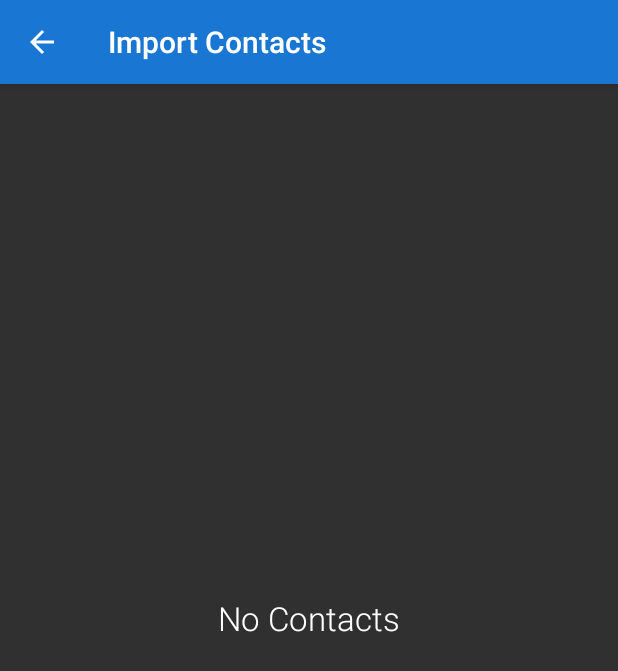
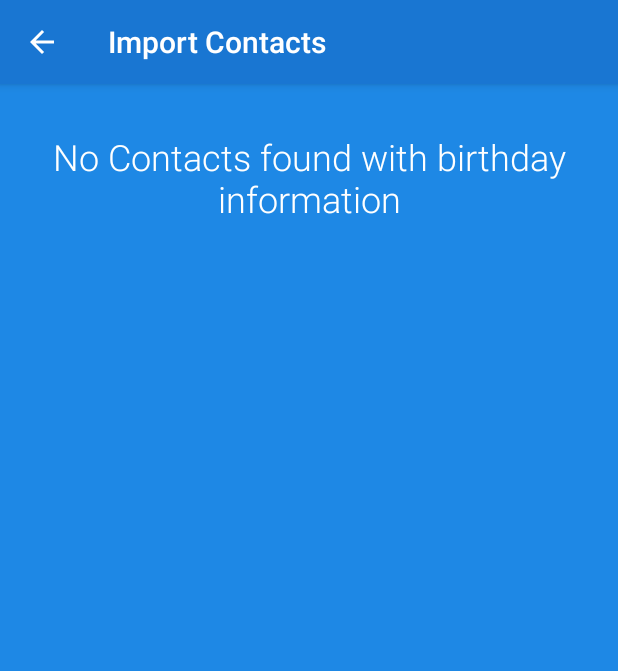
Before and after one commit to Julesssss/BirthdayReminder, an Android app: the ImportContactsActivity screen opened directly, with no data from a screen before it, on a phone screen of 412 x 824 dp. Shown: the top 671 px of the screen. Run offline under Robolectric (Android 15) with nearby library versions, the light colour scheme and no system bars; our stand-ins replace EventBus.

Commit message:
Added ContactFragment & Adapter .Refactored ViewHolder.

```diff
--- a/app/build.gradle
+++ b/app/build.gradle
@@ -6,7 +6,7 @@ android {
     buildToolsVersion "22.0.1"
 
     defaultConfig {
-        applicationId "website.julianrosser.birthdays"
+        applicationId "website.julianrosser.birthdays.dev"
         minSdkVersion 11
         targetSdkVersion 23
         versionCode 230
@@ -37,4 +37,5 @@ dependencies {
     compile 'com.android.support:design:23.1.1'
     compile 'com.google.android.gms:play-services-appindexing:8.3.0'
     compile 'com.google.android.gms:play-services-analytics:8.3.0'
+    compile 'org.greenrobot:eventbus:3.0.0'
 }
--- a/app/src/main/java/website/julianrosser/birthdays/ContactAdapter.java
+++ b/app/src/main/java/website/julianrosser/birthdays/ContactAdapter.java
@@ -20,11 +20,11 @@ public class ContactAdapter
 
     ArrayList<Contact> allContacts;
 
-    public ContactAdapter(ArrayList<Contact> contacts) {
-        allContacts = contacts;
-        if (allContacts == null) {
+    public ContactAdapter() {
+//        allContacts = contacts;
+//        if (allContacts == null) {
             allContacts = new ArrayList<>();
-        }
+//        }
     }
 
     @Override
@@ -62,11 +62,12 @@ public class ContactAdapter
 
     @Override
     public int getItemCount() {
-        return MainActivity.birthdaysList.size();
+        return allContacts.size();
     }
 
     public void setData(ArrayList<Contact> contactsList) {
         allContacts = contactsList;
+        notifyDataSetChanged();
     }
 
     /**
--- /dev/null
+++ b/app/src/main/java/website/julianrosser/birthdays/ImportContactFragment.java
@@ -0,0 +1,178 @@
+package website.julianrosser.birthdays;
+
+
+import android.content.ContentResolver;
+import android.database.Cursor;
+import android.os.AsyncTask;
+import android.os.Build;
+import android.os.Bundle;
+import android.provider.ContactsContract;
+import android.support.annotation.Nullable;
+import android.support.v7.widget.LinearLayoutManager;
+import android.support.v7.widget.RecyclerView;
+import android.util.Log;
+import android.view.LayoutInflater;
+import android.view.View;
+import android.view.ViewGroup;
+import android.widget.ProgressBar;
+
+import org.greenrobot.eventbus.EventBus;
+import org.greenrobot.eventbus.Subscribe;
+
+import java.util.ArrayList;
+
+import website.julianrosser.birthdays.events.ContactsLoadedEvent;
+
+/**
+ * Main view. Fragment which
+ */
+public class ImportContactFragment extends android.support.v4.app.Fragment {
+
+    // Reference to mAdapter
+    public static ContactAdapter mAdapter;
+
+    // Reference to recyclerView
+    public static RecyclerView recyclerView;
+
+    // Reference to view which shows when list empty.
+    static View emptyView;
+
+    public ArrayList<Contact> contacts;
+    private ProgressBar progressBar;
+    private LoadContactsTask loadContactsTask;
+
+    // Required empty constructor
+    public ImportContactFragment() {
+    }
+
+
+    /* Use newInstance in case in the future we want to add construction parameters or initialisation here */
+    public static ImportContactFragment newInstance() {
+        return new ImportContactFragment();
+    }
+
+    @Override
+    public void onCreate(@Nullable Bundle savedInstanceState) {
+        super.onCreate(savedInstanceState);
+        EventBus.getDefault().register(this);
+        loadContactsTask = new LoadContactsTask();
+        loadContactsTask.execute();
+    }
+
+    @Override
+    public void onStop() {
+        if (loadContactsTask != null) {
+            loadContactsTask.cancel(true);
+        }
+        EventBus.getDefault().unregister(this);
+        super.onStop();
+    }
+
+    @Override
+    public View onCreateView(LayoutInflater inflater, ViewGroup container,
+                             Bundle savedInstanceState) {
+        // Inflate view
+        View view = inflater.inflate(R.layout.fragment_import_contacts, container, false);
+
+        // Initialise important reference to the main view: RecyclerView
+        recyclerView = (RecyclerView) view.findViewById(R.id.recyclerView);
+
+        // Reference empty TextView
+        emptyView = view.findViewById(R.id.empty_view);
+
+        progressBar = (ProgressBar) view.findViewById(R.id.progressBar);
+
+        // hide drop shadow if running lollipop or higher
+        if (Build.VERSION.SDK_INT >= 21) {
+            view.findViewById(R.id.drop_shadow).setVisibility(View.GONE);
+        }
+
+        // Set layout properties
+        LinearLayoutManager llm = new LinearLayoutManager(MainActivity.getAppContext());
+        llm.setOrientation(LinearLayoutManager.VERTICAL);
+        recyclerView.setLayoutManager(llm);
+
+        recyclerView.addOnScrollListener(new RecyclerView.OnScrollListener() {
+            @Override
+            public void onScrollStateChanged(RecyclerView recyclerView, int newState) {
+                super.onScrollStateChanged(recyclerView, newState);
+            }
+        });
+
+        // Can use this to optimize performance as RecyclerView will NOT change size.
+        recyclerView.setHasFixedSize(true);
+
+        mAdapter = new ContactAdapter();
+        recyclerView.setAdapter(mAdapter);
+        if (contacts != null) {
+            mAdapter.setData(contacts);
+            showEmptyMessageIfRequired();
+        }
+        return view;
+    }
+
+    private ArrayList<Contact> loadContacts() {
+        ArrayList<Contact> contactsList = new ArrayList<>();
+        ContentResolver cr = getActivity().getContentResolver();
+        Cursor cur = cr.query(ContactsContract.Contacts.CONTENT_URI,
+                null, null, null, null);
+        if (cur != null && cur.getCount() > 0) {
+            while (cur.moveToNext()) {
+                String id = cur.getString(
+                        cur.getColumnIndex(ContactsContract.Contacts._ID));
+                String name = cur.getString(
+                        cur.getColumnIndex(ContactsContract.Contacts.DISPLAY_NAME));
+                ContentResolver bd = getActivity().getContentResolver();
+                Cursor bdc = bd.query(android.provider.ContactsContract.Data.CONTENT_URI, new String[] { ContactsContract.CommonDataKinds.Event.DATA }, android.provider.ContactsContract.Data.CONTACT_ID+" = "+id+" AND "+ ContactsContract.Contacts.Data.MIMETYPE+" = '"+ ContactsContract.CommonDataKinds.Event.CONTENT_ITEM_TYPE+"' AND "+ ContactsContract.CommonDataKinds.Event.TYPE+" = "+ ContactsContract.CommonDataKinds.Event.TYPE_BIRTHDAY, null, android.provider.ContactsContract.Data.DISPLAY_NAME);
+                if (bdc != null && bdc.getCount() > 0) {
+                    while (bdc.moveToNext()) {
+                        String birthday = bdc.getString(0);
+                        Log.i(getClass().getSimpleName(), "Name: " + name + "  //  Birth: " + birthday);
+                        // now "id" is the user's unique ID, "name" is his full name and "birthday" is the date and time of his birth
+                        Contact con = new Contact(name, birthday);
+                        contactsList.add(con);
+                    }
+                    bdc.close();
+                }
+            }
+            cur.close();
+        }
+        return contactsList;
+    }
+
+    private void setContacts(ArrayList<Contact> contacts) {
+        this.contacts = contacts;
+        if (mAdapter != null) {
+            mAdapter.setData(contacts);
+            showEmptyMessageIfRequired();
+            progressBar.setVisibility(View.GONE);
+        }
+    }
+
+    /** Detect whether contacts were found, and display empty message if necessary. */
+    public void showEmptyMessageIfRequired() {
+        if (contacts.size() == 0){
+            emptyView.setVisibility(View.VISIBLE);
+        } else {
+            emptyView.setVisibility(View.INVISIBLE);
+        }
+    }
+
+    private class LoadContactsTask extends AsyncTask<Void, Integer, ArrayList<Contact>> {
+
+        @Override
+        protected ArrayList<Contact> doInBackground(Void... params) {
+            contacts = loadContacts();
+            return contacts;
+        }
+
+        protected void onPostExecute(ArrayList<Contact> result) {
+            EventBus.getDefault().post(new ContactsLoadedEvent(result));
+        }
+    }
+
+    @Subscribe
+    public void onMessageEvent(ContactsLoadedEvent event) {
+        setContacts(event.getContacts());
+    }
+}
--- a/app/src/main/java/website/julianrosser/birthdays/ImportContactsActivity.java
+++ b/app/src/main/java/website/julianrosser/birthdays/ImportContactsActivity.java
@@ -7,18 +7,21 @@ import android.os.Bundle;
 import android.preference.PreferenceManager;
 import android.provider.ContactsContract;
 import android.support.v7.app.AppCompatActivity;
-import android.support.v7.widget.LinearLayoutManager;
 import android.support.v7.widget.RecyclerView;
 import android.support.v7.widget.Toolbar;
 import android.util.Log;
-import android.widget.LinearLayout;
+
+import org.greenrobot.eventbus.EventBus;
 
 import java.util.ArrayList;
+
+import website.julianrosser.birthdays.events.ContactsLoadedEvent;
 
 public class ImportContactsActivity extends AppCompatActivity {
 
     private RecyclerView mRecyclerView;
     private ContactAdapter mContactAdapter;
+    private ImportContactFragment recyclerListFragment;
 
     @Override
     protected void onCreate(Bundle savedInstanceState) {
@@ -33,39 +36,29 @@ public class ImportContactsActivity extends AppCompatActivity {
         if (getSupportActionBar() != null) {
             getSupportActionBar().setDisplayHomeAsUpEnabled(true);
         }
-        mRecyclerView = (RecyclerView) findViewById(R.id.recyclerView);
-        mRecyclerView.setLayoutManager(new LinearLayoutManager(this, LinearLayout.HORIZONTAL, false));
 
-        loadContacts();
+        // Create new RecyclerListFragment
+        recyclerListFragment = ImportContactFragment.newInstance();
+        getSupportFragmentManager().beginTransaction()
+                .add(R.id.container, recyclerListFragment)
+                .commit();
+        recyclerListFragment.setRetainInstance(true);
     }
 
-    private void loadContacts() {
-        ArrayList<Contact> contactsList = new ArrayList<>();
-        ContentResolver cr = getContentResolver();
-        Cursor cur = cr.query(ContactsContract.Contacts.CONTENT_URI,
-                null, null, null, null);
-        if (cur != null && cur.getCount() > 0) {
-            while (cur.moveToNext()) {
-                String id = cur.getString(
-                        cur.getColumnIndex(ContactsContract.Contacts._ID));
-                String name = cur.getString(
-                        cur.getColumnIndex(ContactsContract.Contacts.DISPLAY_NAME));
-                ContentResolver bd = getContentResolver();
-                Cursor bdc = bd.query(android.provider.ContactsContract.Data.CONTENT_URI, new String[] { ContactsContract.CommonDataKinds.Event.DATA }, android.provider.ContactsContract.Data.CONTACT_ID+" = "+id+" AND "+ ContactsContract.Contacts.Data.MIMETYPE+" = '"+ ContactsContract.CommonDataKinds.Event.CONTENT_ITEM_TYPE+"' AND "+ ContactsContract.CommonDataKinds.Event.TYPE+" = "+ ContactsContract.CommonDataKinds.Event.TYPE_BIRTHDAY, null, android.provider.ContactsContract.Data.DISPLAY_NAME);
-                if (bdc != null && bdc.getCount() > 0) {
-                    while (bdc.moveToNext()) {
-                        String birthday = bdc.getString(0);
-                        Log.i(getClass().getSimpleName(), "Name: " + name + "  //  Birth: " + birthday);
-                        // now "id" is the user's unique ID, "name" is his full name and "birthday" is the date and time of his birth
-                        Contact con = new Contact(name, birthday);
-                        contactsList.add(con);
-                    }
-                }
-            }
-        }
-        mContactAdapter = new ContactAdapter(contactsList);
-        mRecyclerView.setAdapter(mContactAdapter);
-    }
+
+//    @Override
+//    protected void onResume() {
+//        super.onResume();
+//        EventBus.getDefault().register(this);
+//    }
+//
+//    @Override
+//    public void onPause() {
+//        EventBus.getDefault().unregister(this);
+//        super.onPause();
+//    }
+
+
 
 
     // Set Activity theme depending on user preference
--- /dev/null
+++ b/app/src/main/java/website/julianrosser/birthdays/events/ContactsLoadedEvent.java
@@ -0,0 +1,18 @@
+package website.julianrosser.birthdays.events;
+
+import java.util.ArrayList;
+
+import website.julianrosser.birthdays.Contact;
+
+public class ContactsLoadedEvent {
+
+   private ArrayList<Contact> contacts;
+
+    public ContactsLoadedEvent(ArrayList<Contact> contacts) {
+        this.contacts = contacts;
+    }
+
+    public ArrayList<Contact> getContacts() {
+        return contacts;
+    }
+}
--- a/app/src/main/res/layout/activity_import_contacts.xml
+++ b/app/src/main/res/layout/activity_import_contacts.xml
@@ -1,5 +1,5 @@
 <?xml version="1.0" encoding="utf-8"?>
-<FrameLayout xmlns:android="http://schemas.android.com/apk/res/android"
+<android.support.design.widget.CoordinatorLayout xmlns:android="http://schemas.android.com/apk/res/android"
     xmlns:app="http://schemas.android.com/apk/res-auto"
     android:layout_width="match_parent"
     android:layout_height="match_parent">
@@ -21,23 +21,30 @@
 
     </android.support.design.widget.AppBarLayout>
 
-    <!-- Use standard android.R class list id instead of app specific id. This is just useful for
-         consistency. -->
-    <android.support.v7.widget.RecyclerView
-        android:id="@+id/recyclerView"
-        android:layout_width="match_parent"
-        android:layout_height="match_parent" />
-
-    <!-- TODO - REMOVE TEXT STRING
-    Use standard android.R class empty id instead of app specific id. This is just useful for
-     consistency. -->
-    <TextView
-        android:id="@+id/android:empty"
+    <FrameLayout
+        android:id="@+id/container"
         android:layout_width="match_parent"
         android:layout_height="match_parent"
-        android:fontFamily="sans-serif-light"
-        android:gravity="center"
-        android:text="No Contacts"
-        android:textAppearance="?android:attr/textAppearanceLarge" />
+        app:layout_behavior="@string/appbar_scrolling_view_behavior" />
 
-</FrameLayout>
+    <!--&lt;!&ndash; Use standard android.R class list id instead of app specific id. This is just useful for-->
+         <!--consistency. &ndash;&gt;-->
+    <!--<android.support.v7.widget.RecyclerView-->
+        <!--android:id="@+id/recyclerView"-->
+        <!--android:layout_width="match_parent"-->
+        <!--android:layout_height="match_parent"-->
+        <!--android:layout_marginTop="?android:attr/actionBarSize" />-->
+
+    <!--&lt;!&ndash; TODO - REMOVE TEXT STRING-->
+    <!--Use standard android.R class empty id instead of app specific id. This is just useful for-->
+     <!--consistency. &ndash;&gt;-->
+    <!--<TextView-->
+        <!--android:id="@+id/empty_view"-->
+        <!--android:layout_width="match_parent"-->
+        <!--android:layout_height="match_parent"-->
+        <!--android:fontFamily="sans-serif-light"-->
+        <!--android:gravity="center"-->
+        <!--android:text="No Contacts found with birthday information"-->
+        <!--android:textAppearance="?android:attr/textAppearanceLarge" />-->
+
+</android.support.design.widget.CoordinatorLayout>
--- /dev/null
+++ b/app/src/main/res/layout/fragment_import_contacts.xml
@@ -0,0 +1,44 @@
+<RelativeLayout xmlns:android="http://schemas.android.com/apk/res/android"
+    android:layout_width="match_parent"
+    android:layout_height="match_parent"
+    android:background="?attr/theme_colour">
+
+    <android.support.v7.widget.RecyclerView
+        android:id="@+id/recyclerView"
+        android:layout_width="match_parent"
+        android:layout_height="match_parent"
+        android:clipToPadding="false"
+        android:paddingTop="8dp" />
+
+    <LinearLayout
+        android:id="@+id/empty_view"
+        android:layout_width="match_parent"
+        android:layout_height="match_parent"
+        android:layout_marginTop="16dp"
+        android:orientation="vertical"
+        android:padding="16dp"
+        android:visibility="gone">
+
+        <TextView
+            android:layout_width="match_parent"
+            android:layout_height="wrap_content"
+            android:gravity="center_horizontal"
+            android:text="No Contacts found with birthday information"
+            android:textColor="#fff"
+            android:textSize="24sp" />
+
+    </LinearLayout>
+
+    <View
+        android:id="@+id/drop_shadow"
+        android:layout_width="match_parent"
+        android:layout_height="6dp"
+        android:background="@drawable/toolbar_dropshadow" />
+
+    <ProgressBar
+        android:id="@+id/progressBar"
+        android:layout_centerInParent="true"
+        android:layout_width="wrap_content"
+        android:layout_height="wrap_content" />
+
+</RelativeLayout>
```
Also changed, not shown: app/src/main/java/website/julianrosser/birthdays/BirthdayViewAdapter.java (renamed from app/src/main/java/website/julianrosser/birthdays/RecyclerViewAdapter.java, +6 -41 lines), app/src/main/java/website/julianrosser/birthdays/BirthdayViewHolder.java (added, +38 -0 lines), app/src/main/java/website/julianrosser/birthdays/MainActivity.java (+14 -16 lines), app/src/main/java/website/julianrosser/birthdays/RecyclerListFragment.java (+12 -4 lines), app/src/main/res/layout/contact_list_view.xml (added, +133 -0 lines).
